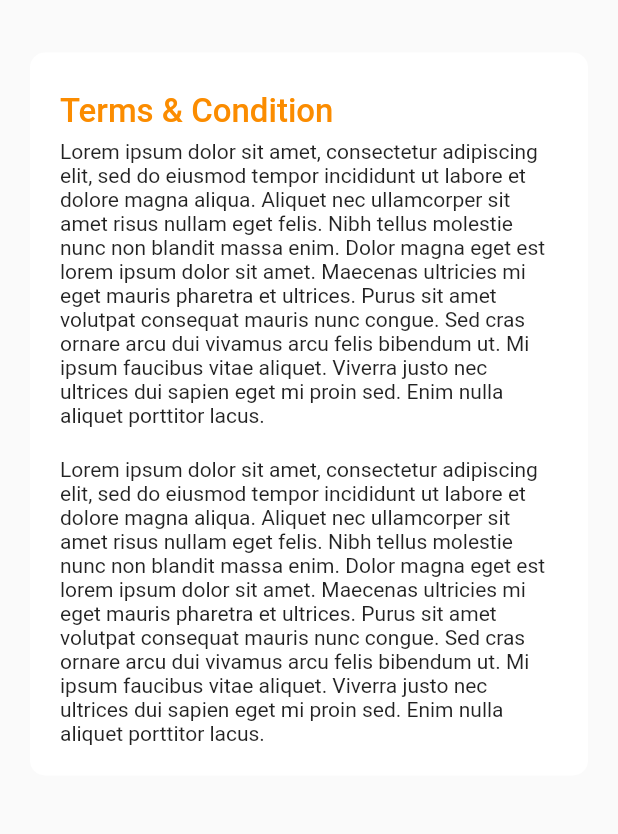
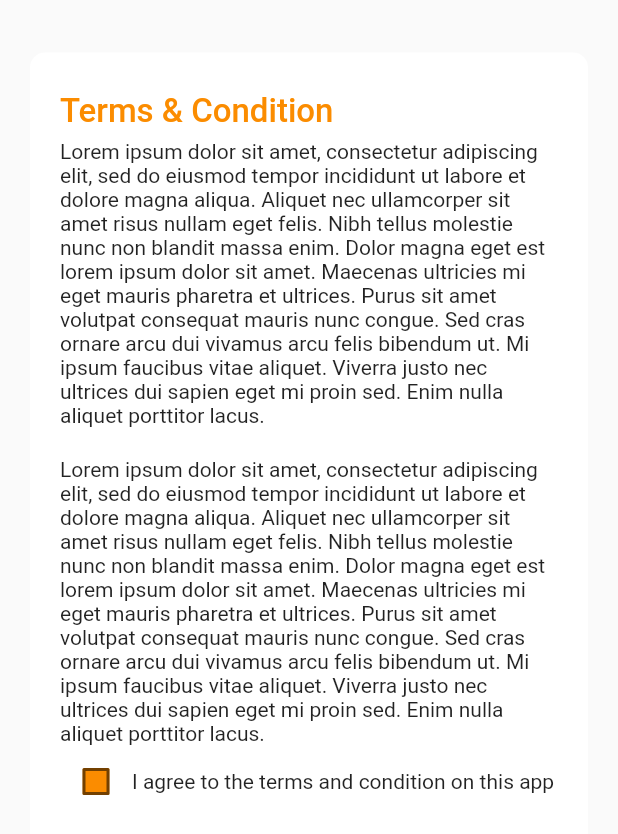
Before and after one commit to fauzanreza/mi_fik, a Flutter app: the GetTerms widget shown alone on an empty page, opened directly, on a phone screen of 412 x 824 dp. Shown: the top 834 px of the screen. Run offline on Flutter 3.47's test engine with Material 2 defaults, Android fonts, the phone set to English and light mode, and no system bars; our stand-ins replace chewie, cloud_firestore, firebase_core, firebase_crashlytics, firebase_messaging, firebase_storage and 16 more; missing offline and left inert: flutter_email_sender, full_screen_menu, internet_file, onboarding, pdfx; accounts and stored records are empty; network calls fail.

```diff
--- a/lib/Pages/Landings/RegisterPage/Usecases/get_terms.dart
+++ b/lib/Pages/Landings/RegisterPage/Usecases/get_terms.dart
@@ -1,5 +1,7 @@
 import 'package:flutter/material.dart';
+import 'package:full_screen_menu/full_screen_menu.dart';
 import 'package:mi_fik/Components/Typography/title.dart';
+import 'package:mi_fik/Modules/Variables/global.dart';
 import 'package:mi_fik/Modules/Variables/style.dart';
 
 class GetTerms extends StatefulWidget {
@@ -10,8 +12,22 @@ class GetTerms extends StatefulWidget {
 }
 
 class _GetTerms extends State<GetTerms> {
+  Color getColor(Set<MaterialState> states) {
+    const Set<MaterialState> interactiveStates = <MaterialState>{
+      MaterialState.pressed,
+      MaterialState.hovered,
+      MaterialState.focused,
+    };
+    if (states.any(interactiveStates.contains)) {
+      return Colors.blue;
+    }
+    return primaryColor;
+  }
+
   @override
   Widget build(BuildContext context) {
+    double fullWidth = MediaQuery.of(context).size.width;
+
     return ListView(
       children: [
         Container(
@@ -31,16 +47,20 @@ class _GetTerms extends State<GetTerms> {
             Text(
                 "Lorem ipsum dolor sit amet, consectetur adipiscing elit, sed do eiusmod tempor incididunt ut labore et dolore magna aliqua. Aliquet nec ullamcorper sit amet risus nullam eget felis. Nibh tellus molestie nunc non blandit massa enim. Dolor magna eget est lorem ipsum dolor sit amet. Maecenas ultricies mi eget mauris pharetra et ultrices. Purus sit amet volutpat consequat mauris nunc congue. Sed cras ornare arcu dui vivamus arcu felis bibendum ut. Mi ipsum faucibus vitae aliquet. Viverra justo nec ultrices dui sapien eget mi proin sed. Enim nulla aliquet porttitor lacus.",
                 style: TextStyle(fontSize: textMD - 2)),
-            //     Checkbox(
-            //   checkColor: Colors.white,
-            //   fillColor: MaterialStateProperty.resolveWith(getColor),
-            //   value: isChecked,
-            //   onChanged: (bool value) {
-            //     setState(() {
-            //       isChecked = value!;
-            //     });
-            //   },
-            // )
+            Row(children: [
+              Checkbox(
+                checkColor: Colors.white,
+                fillColor: MaterialStateProperty.resolveWith(getColor),
+                value: isCheckedRegister,
+                onChanged: (bool value) {
+                  setState(() {
+                    isCheckedRegister = value;
+                  });
+                },
+              ),
+              Text("I agree to the terms and condition on this app",
+                  style: TextStyle(fontSize: textMD - 2))
+            ]),
           ]),
         )
       ],
--- a/lib/Pages/Landings/RegisterPage/index.dart
+++ b/lib/Pages/Landings/RegisterPage/index.dart
@@ -49,7 +49,7 @@ class _RegisterPage extends State<RegisterPage> {
               color: background,
             ),
           ),
-          child: const SetProfileData()),
+          child: SetProfileData()),
     ),
     PageModel(
       widget: DecoratedBox(
@@ -59,7 +59,7 @@ class _RegisterPage extends State<RegisterPage> {
               color: background,
             ),
           ),
-          child: const SetProfileImage()),
+          child: SetProfileImage()),
     ),
     PageModel(
       widget: DecoratedBox(
```
Also changed, not shown: lib/Modules/Helpers/Widget.dart (+8 -0 lines), lib/Pages/Landings/RegisterPage/Usecases/set_profile_data.dart (+26 -1 lines), lib/Pages/Landings/RegisterPage/Usecases/set_profile_image.dart (+35 -2 lines).
